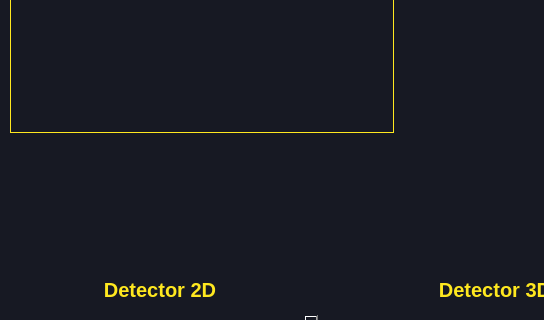
Old version of the form ui/main.ui in the repository MartinRapcan/EyeTracking; both pictures show x 0 to 544 and y 165 to 485 of the 1100 by 700 pixel window.
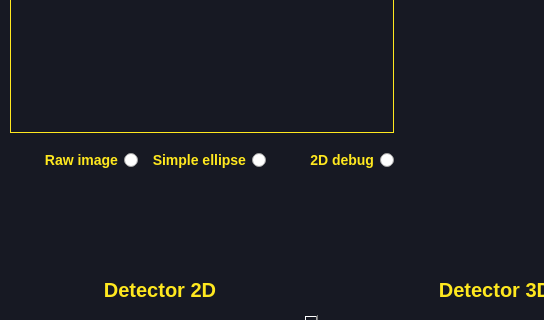
New version of the form.

Commit message: feat: added radioButtons for picking different types of visualization

Patch:
```diff
--- a/ui/main.ui
+++ b/ui/main.ui
@@ -3633,6 +3633,91 @@
     </property>
    </widget>
   </widget>
+  <widget class="QWidget" name="widget_36" native="true">
+   <property name="geometry">
+    <rect>
+     <x>10</x>
+     <y>300</y>
+     <width>384</width>
+     <height>50</height>
+    </rect>
+   </property>
+   <widget class="QRadioButton" name="rawRadio">
+    <property name="geometry">
+     <rect>
+      <x>0</x>
+      <y>0</y>
+      <width>128</width>
+      <height>50</height>
+     </rect>
+    </property>
+    <property name="layoutDirection">
+     <enum>Qt::RightToLeft</enum>
+    </property>
+    <property name="styleSheet">
+     <string notr="true">QRadioButton {
+border: none;
+color: #FFE81F;
+background: none;
+font-size: 14px;
+font-weight: bold;
+}</string>
+    </property>
+    <property name="text">
+     <string>Raw image</string>
+    </property>
+   </widget>
+   <widget class="QRadioButton" name="ellipseRadio">
+    <property name="geometry">
+     <rect>
+      <x>128</x>
+      <y>0</y>
+      <width>128</width>
+      <height>50</height>
+     </rect>
+    </property>
+    <property name="layoutDirection">
+     <enum>Qt::RightToLeft</enum>
+    </property>
+    <property name="styleSheet">
+     <string notr="true">QRadioButton {
+border: none;
+color: #FFE81F;
+background: none;
+font-size: 14px;
+font-weight: bold;
+}</string>
+    </property>
+    <property name="text">
+     <string>Simple ellipse</string>
+    </property>
+   </widget>
+   <widget class="QRadioButton" name="debugRadio">
+    <property name="geometry">
+     <rect>
+      <x>256</x>
+      <y>0</y>
+      <width>128</width>
+      <height>50</height>
+     </rect>
+    </property>
+    <property name="layoutDirection">
+     <enum>Qt::RightToLeft</enum>
+    </property>
+    <property name="styleSheet">
+     <string notr="true">QRadioButton {
+border: none;
+color: #FFE81F;
+background: none;
+font-size: 14px;
+font-weight: bold;
+}</string>
+    </property>
+    <property name="text">
+     <string>2D debug</string>
+    </property>
+   </widget>
+  </widget>
  </widget>
  <resources/>
  <connections/>
```
The commit also changes 1 other file.
